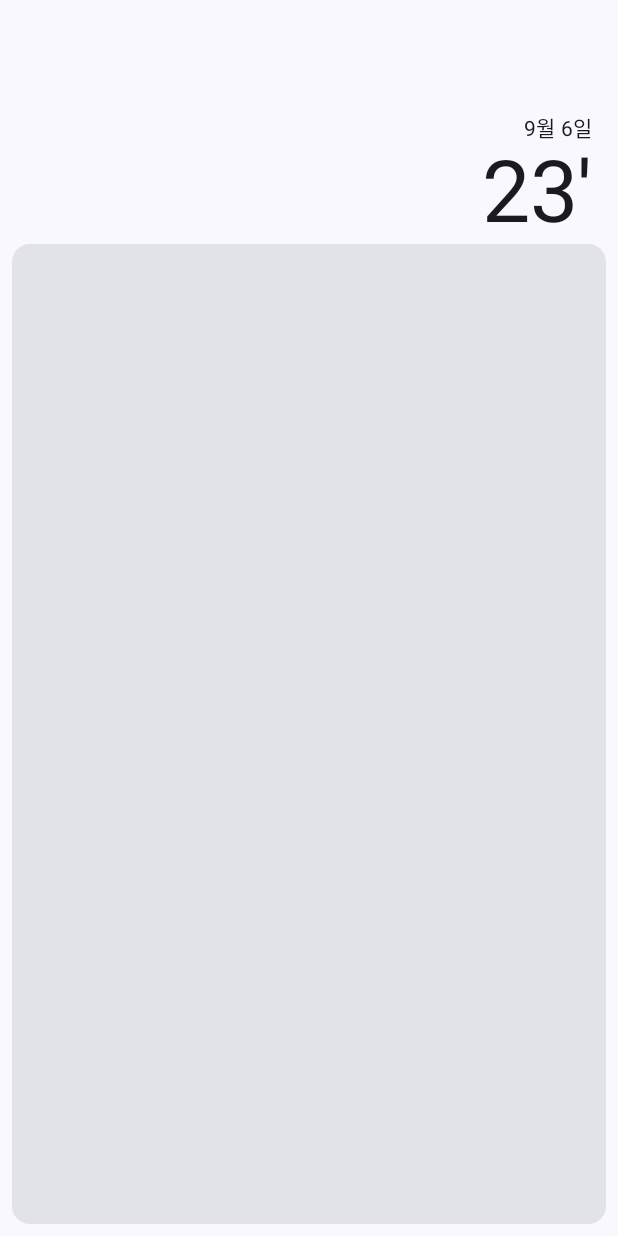
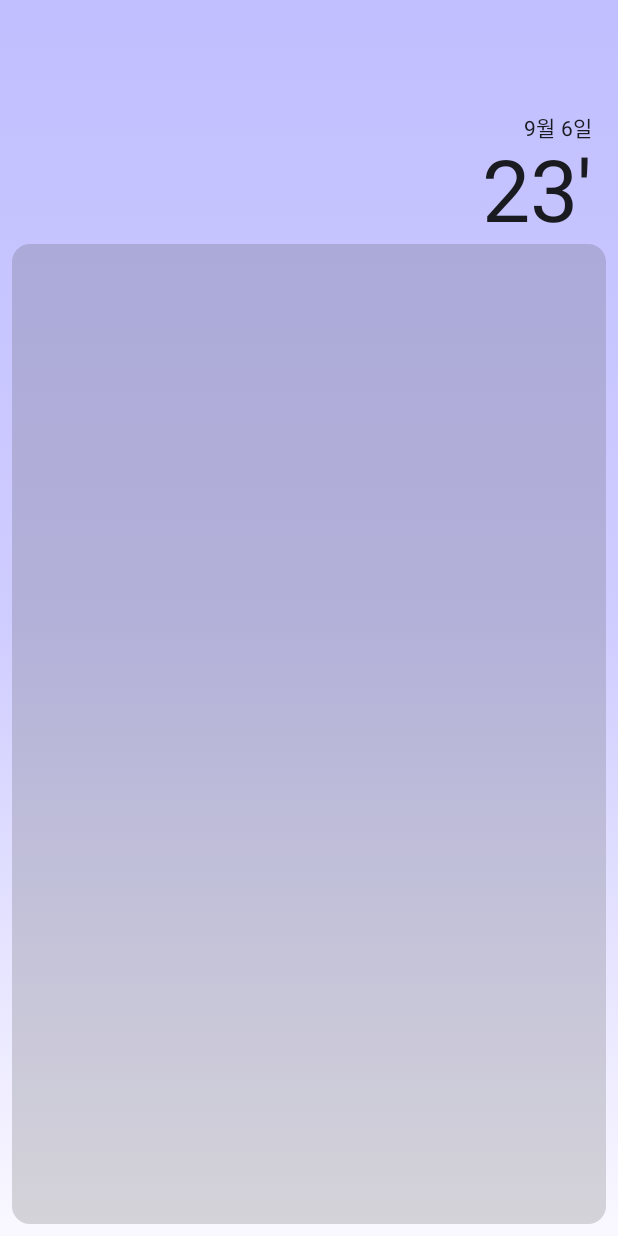
Before and after one commit to junsutudy/weather-briefing-android, an Android app built with Jetpack Compose: the screen it shows after launch (MainActivity), on a phone screen of 412 x 824 dp. Run offline under Robolectric (Android 15) with nearby library versions, the light colour scheme and no system bars.

Commit message:
background gradient

```diff
--- a/app/src/main/java/app/junsu/weather/MainActivity.kt
+++ b/app/src/main/java/app/junsu/weather/MainActivity.kt
@@ -3,6 +3,7 @@ package app.junsu.weather
 import android.os.Bundle
 import androidx.activity.ComponentActivity
 import androidx.activity.compose.setContent
+import androidx.compose.foundation.background
 import androidx.compose.foundation.layout.Column
 import androidx.compose.foundation.layout.Row
 import androidx.compose.foundation.layout.Spacer
@@ -11,6 +12,7 @@ import androidx.compose.foundation.layout.fillMaxWidth
 import androidx.compose.foundation.layout.height
 import androidx.compose.foundation.layout.padding
 import androidx.compose.material3.Card
+import androidx.compose.material3.CardDefaults
 import androidx.compose.material3.MaterialTheme
 import androidx.compose.material3.Surface
 import androidx.compose.material3.Text
@@ -18,8 +20,15 @@ import androidx.compose.runtime.Composable
 import androidx.compose.runtime.getValue
 import androidx.compose.ui.Alignment
 import androidx.compose.ui.Modifier
+import androidx.compose.ui.graphics.Brush
+import androidx.compose.ui.graphics.Color
 import androidx.compose.ui.layout.ContentScale
 import androidx.compose.ui.unit.dp
+import app.junsu.weather.ui.theme.BackgroundAfternoon
+import app.junsu.weather.ui.theme.BackgroundMidnight
+import app.junsu.weather.ui.theme.BackgroundMorning
+import app.junsu.weather.ui.theme.BackgroundSunrise
+import app.junsu.weather.ui.theme.BackgroundSunset
 import app.junsu.weather.ui.theme.WeatherBriefingTheme
 import com.airbnb.lottie.compose.LottieAnimation
 import com.airbnb.lottie.compose.LottieCompositionSpec
@@ -48,8 +57,16 @@ class MainActivity : ComponentActivity() {
 private fun WeatherApp(
     modifier: Modifier = Modifier,
 ) {
+    val colors = listOf(
+        BackgroundAfternoon.copy(alpha = 0.4f),
+        BackgroundAfternoon.copy(alpha = 0.3f),
+        Color.Transparent,
+    )
+    val brush = Brush.verticalGradient(colors)
     Column(
-        modifier = modifier.fillMaxSize(),
+        modifier = modifier
+            .fillMaxSize()
+            .background(brush = brush),
     ) {
         Spacer(modifier = Modifier.weight(0.1f))
         WeatherCard(
@@ -62,8 +79,10 @@ private fun WeatherApp(
                 .weight(0.9f)
                 .fillMaxWidth()
                 .padding(8.dp),
-        ) {
-        }
+            colors = CardDefaults.cardColors(
+                containerColor = Color.DarkGray.copy(alpha = 0.2f),
+            ),
+        ) {}
     }
 }
 
--- a/app/src/main/java/app/junsu/weather/ui/theme/Color.kt
+++ b/app/src/main/java/app/junsu/weather/ui/theme/Color.kt
@@ -15,4 +15,4 @@ val BackgroundMorning = Color(0xFF68FFC0)
 val BackgroundMidday = Color(0xFF68B7FF)
 val BackgroundAfternoon = Color(0xFF6B68FF)
 val BackgroundSunset = Color(0xFFFF8C68)
-val BackgroundMidnight = Color(0xFF2F76C8)
+val BackgroundMidnight = Color(0xFF275488)
```
